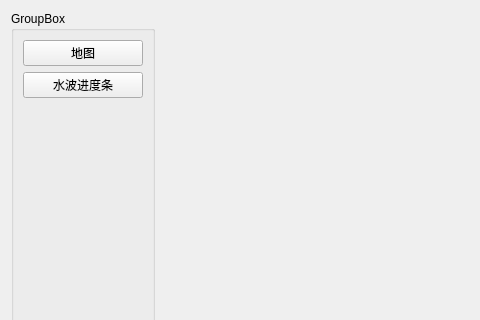
This is QtSmallProject/widget.ui in Cgf1020/QtExample as Qt 5 draws it before an edit; both pictures show x 0 to 480 and y 0 to 320 of the 1305 by 846 pixel window. The edited form follows.
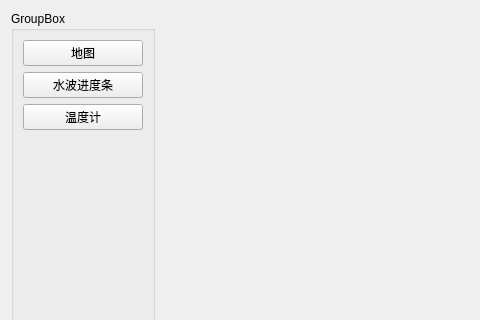
This is the edited form. The open tabs and pages were chosen to show the change.

Commit message: 添加 温度计 控件

```diff
--- a/QtSmallProject/widget.ui
+++ b/QtSmallProject/widget.ui
@@ -42,6 +42,13 @@
           </property>
          </widget>
         </item>
+        <item>
+         <widget class="QPushButton" name="pushButton">
+          <property name="text">
+           <string>温度计</string>
+          </property>
+         </widget>
+        </item>
         <item>
          <spacer name="verticalSpacer">
           <property name="orientation">
```
Left out of the diff: 3 changed lines with no effect on the pictures. The commit also changes 9 other files.
